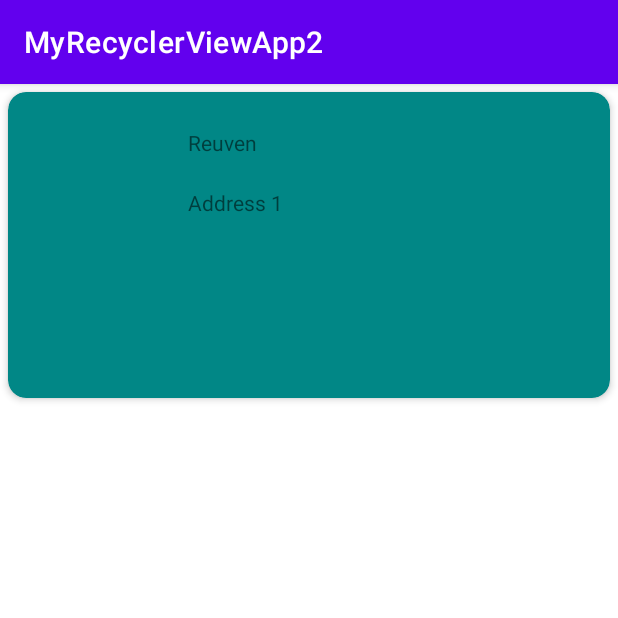
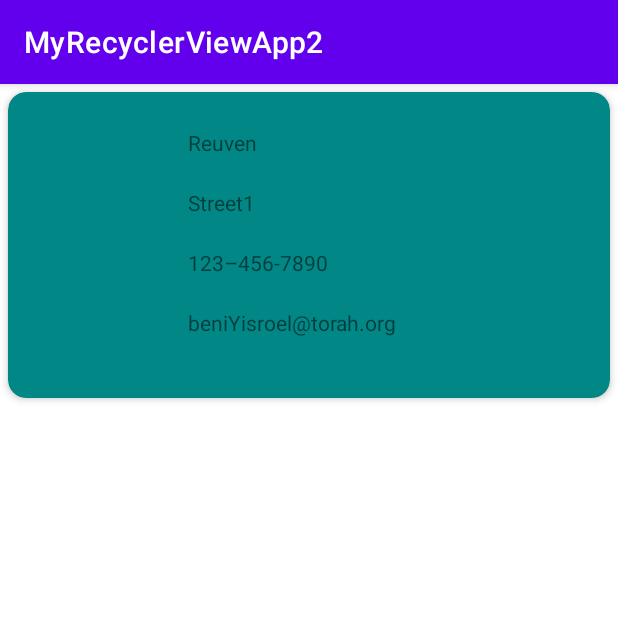
Before and after one commit to LioraW/contacts-app, an Android app: the screen it shows after launch (ContactActivity), after a tap on "Reuven", on a phone screen of 412 x 824 dp, the top half of it. Run offline under Robolectric (Android 15) with nearby library versions, the phone set to English and light mode, and no system bars.

Commit message:
BH! contact has been made! with contacts resources

```diff
--- a/app/src/main/java/com/example/myrecyclerviewapp2/ContactActivity.kt
+++ b/app/src/main/java/com/example/myrecyclerviewapp2/ContactActivity.kt
@@ -1,9 +1,11 @@
 package com.example.myrecyclerviewapp2
 
+import android.content.res.Resources
 import androidx.appcompat.app.AppCompatActivity
 import android.os.Bundle
 import android.widget.ImageView
 import android.widget.TextView
+import androidx.core.content.res.TypedArrayUtils.getResourceId
 import org.w3c.dom.Text
 
 class ContactActivity : AppCompatActivity() {
@@ -11,19 +13,31 @@ class ContactActivity : AppCompatActivity() {
         super.onCreate(savedInstanceState)
         setContentView(R.layout.activity_contact)
 
+        val res : Resources = applicationContext.resources
+
         val contactName = findViewById<TextView>(R.id.contact_name)
         val contactAddress = findViewById<TextView>(R.id.contact_address)
         val contactNumber = findViewById<TextView>(R.id.contact_number)
         val contactEmail = findViewById<TextView>(R.id.contact_email)
         val contactImage = findViewById<ImageView>(R.id.contact_image)
 
+        val contactId = intent.getIntExtra("ContactId", -1)
 
-        val name = intent.getStringExtra("Name")
-        val address = intent.getStringExtra("Address")
+
+        val name = res.getStringArray(R.array.contactNames)[contactId]
+        val address = res.getStringArray(R.array.contactAddresses)[contactId]
+        val number = res.getStringArray(R.array.contactNumbers)[contactId]
+        val email = res.getStringArray(R.array.contactEmails)[contactId]
+
+
         //val image = intent.get //see https://stackoverflow.com/questions/12210156/passing-the-image-in-putextra-in-android
 
-        contactName.text = "$name"
-        contactAddress.text = "$address"
+        contactName.text = name
+        contactAddress.text = address
+        contactNumber.text = number
+        contactEmail.text = email
+        //contactImage.setImageResource(res.obtainTypedArray(contactId).getResourceId(images.getIndex(position), -1)) //https://stackoverflow.com/questions/58628096/kotlin-get-image-from-image-array-in-drawable-folder
+
 
     }
 }
--- a/app/src/main/java/com/example/myrecyclerviewapp2/Contacts.kt
+++ b/app/src/main/java/com/example/myrecyclerviewapp2/Contacts.kt
@@ -2,16 +2,14 @@ package com.example.myrecyclerviewapp2
 
 import android.content.Context
 import android.content.res.Resources
+import android.content.res.TypedArray
 
 class Contacts(private val context : Context) {
-    //private val res : Resources =
-    //private val titles = res.getStringArray(R.array.contactNames)
     private val res : Resources = context.resources
+
     var names: Array<String> = res.getStringArray(R.array.contactNames)
-//    var names = arrayOf("Reuven", "Shimon","Levi","Yehuda","Yissachar","Zevulin","Dan","Naftali","Gad","Asher", "Yosef", "Binyamin")
-   var addresses = arrayOf("Address 1", "Address 2","Address 3","Address 4","Address 5","Address 6","Address 7","Address 8","Address 9","Address 10","Address 11", "Address 12")
-    var numbers = arrayOf("123-456-7890","123-456-7890","123-456-7890","123-456-7890","123-456-7890","123-456-7890","123-456-7890","123-456-7890","123-456-7890","123-456-7890","123-456-7890","123-456-7890",)
-   var emails = arrayOf("beniYisroel@torah.org", "beniYisroel@torah.org","beniYisroel@torah.org","beniYisroel@torah.org","beniYisroel@torah.org","beniYisroel@torah.org","beniYisroel@torah.org","beniYisroel@torah.org","beniYisroel@torah.org","beniYisroel@torah.org","beniYisroel@torah.org","beniYisroel@torah.org", )
-    var images = arrayOf(R.drawable.android,R.drawable.android,R.drawable.android,R.drawable.android,R.drawable.android,R.drawable.android,R.drawable.android,R.drawable.android,R.drawable.android,R.drawable.android,R.drawable.android,R.drawable.android,)
-
+    var addresses : Array<String> = res.getStringArray(R.array.contactAddresses)
+    var numbers : Array<String> = res.getStringArray(R.array.contactNumbers)
+    var emails : Array<String> = res.getStringArray(R.array.contactEmails)
+    var images : TypedArray = res.obtainTypedArray(R.array.contactImages)
 }
--- a/app/src/main/java/com/example/myrecyclerviewapp2/RecyclerAdapter.kt
+++ b/app/src/main/java/com/example/myrecyclerviewapp2/RecyclerAdapter.kt
@@ -35,14 +35,15 @@ class RecyclerAdapter(val context : Context): RecyclerView.Adapter<RecyclerAdapt
                 val address = addresses[position]
                 val number = numbers[position]
                 val email = emails[position]
-                val image = images[position]
+                val image = images.getDrawable(position)
 
                 val intent = Intent(itemView.context, ContactActivity::class.java) //from this package to contactActivity, we want to call this acitivity
                 intent.putExtra("Name", name) // we have an extra called name
                 intent.putExtra("Address", address)
-                intent.putExtra("Number", number)
-                intent.putExtra("Email", email)
-                intent.putExtra("Image", image)
+                //intent.putExtra("Number", number)
+                //intent.putExtra("Email", email)
+                intent.putExtra("ContactId", position)
+                ///intent.putExtra("Image", image)
 
                 itemView.context.startActivity(intent) //run the activity 2
 
@@ -57,9 +58,12 @@ class RecyclerAdapter(val context : Context): RecyclerView.Adapter<RecyclerAdapt
     override fun onBindViewHolder(holder: RecyclerAdapter.ViewHolder, position: Int) { //almost always the same. we have to pass the instance of the title, postion
         with(holder){
             with(binding){
-                itemImage.setImageResource(images[position])
+                itemImage.setImageResource(images.getResourceId(images.getIndex(position), -1)) //https://stackoverflow.com/questions/58628096/kotlin-get-image-from-image-array-in-drawable-folder
                 itemTitle.text = names[position]
                 itemDetails.text = addresses[position]
+
+                //apparently you have to recycle it
+                ///images.recycle()
             }
         }
     }
--- a/app/src/main/res/values/contacts.xml
+++ b/app/src/main/res/values/contacts.xml
@@ -56,6 +56,21 @@
         <item>beniYisroel@torah.org</item>
         <item>beniYisroel@torah.org</item>
     </string-array>
+    <array name="contactImages">
+        <item>@drawable/android</item>
+        <item>@drawable/android</item>
+        <item>@drawable/android</item>
+        <item>@drawable/android</item>
+        <item>@drawable/android</item>
+        <item>@drawable/android</item>
+        <item>@drawable/android</item>
+        <item>@drawable/android</item>
+        <item>@drawable/android</item>
+        <item>@drawable/android</item>
+        <item>@drawable/android</item>
+        <item>@drawable/android</item>
+        <item>@drawable/android</item>
+    </array>
 
 
 </resources>
```
